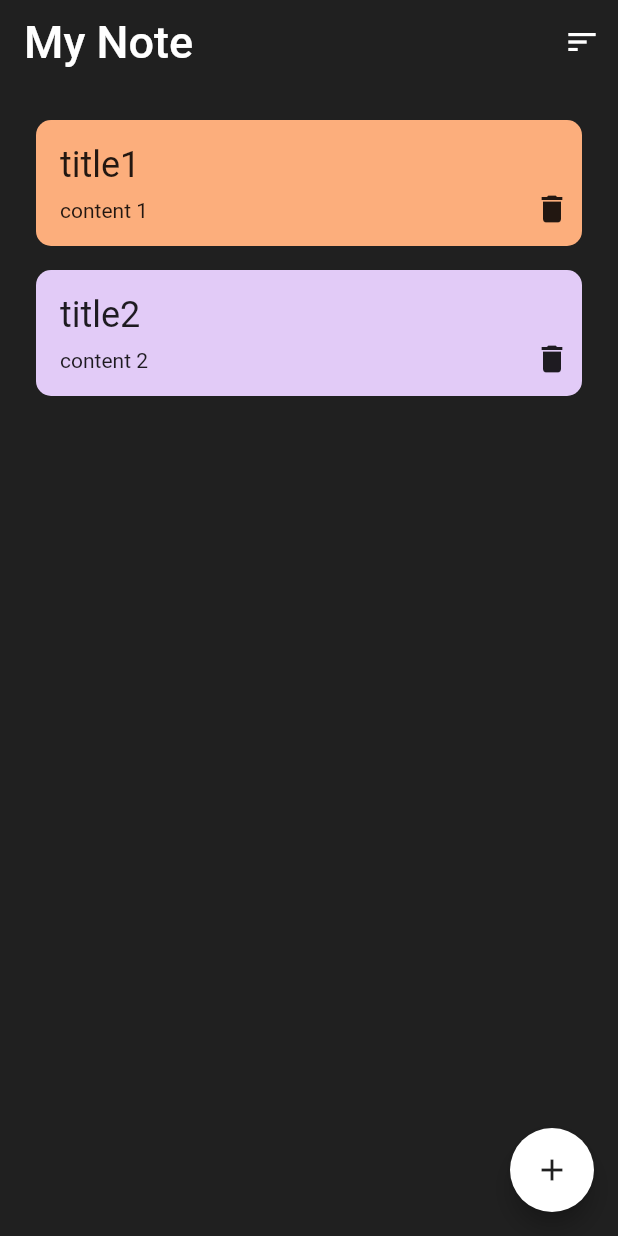
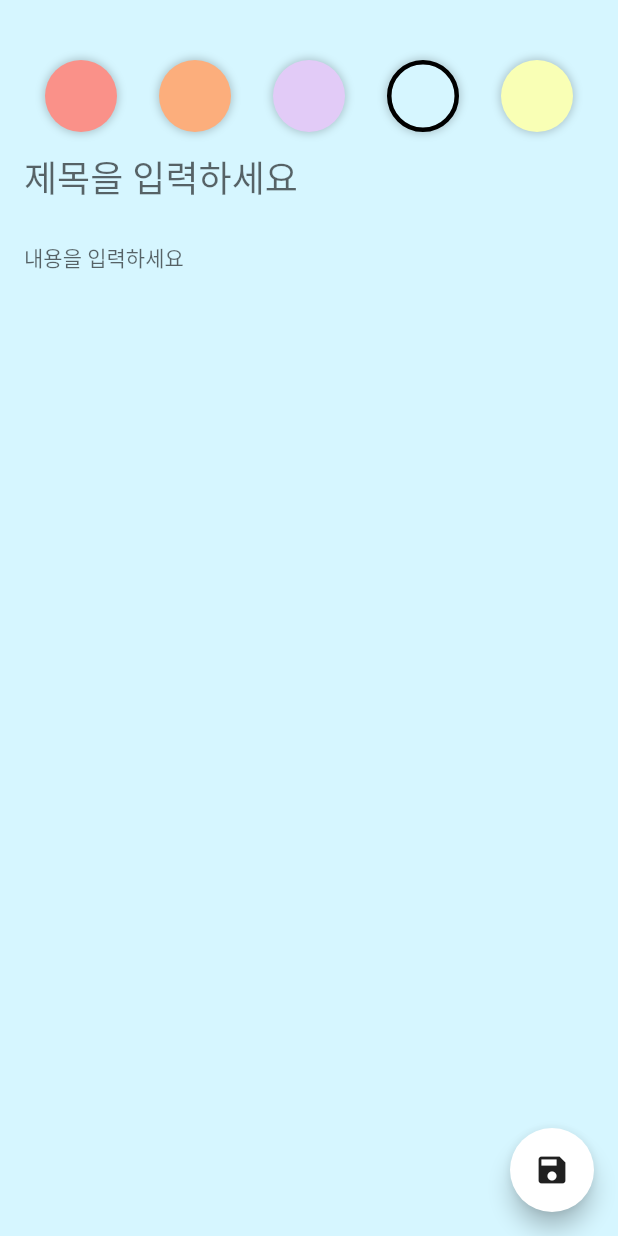
Before and after one commit to AngieEJJ/note-app, a Flutter app: the screen it shows after launch, after a tap on the "add" icon, on a phone screen of 412 x 824 dp. Run offline on Flutter 3.47's test engine with Material 3 defaults, Android fonts, the phone set to English and light mode, and no system bars; our stand-ins replace freezed_annotation, sqflite; missing offline and left inert: dart:ffi; accounts and stored records are empty.

Commit message:
상세 화면 ui

```diff
--- /dev/null
+++ b/lib/presentation/add_edit_note/add_edit_note_screen.dart
@@ -0,0 +1,107 @@
+import 'package:flutter/material.dart';
+import 'package:note_app/ui/color.dart';
+
+class AddEditNoteScreen extends StatefulWidget {
+  const AddEditNoteScreen({super.key});
+
+  @override
+  State<AddEditNoteScreen> createState() => _AddEditNoteScreenState();
+}
+
+class _AddEditNoteScreenState extends State<AddEditNoteScreen> {
+  final List<Color> noteColors = [
+    roseBud,
+    orange,
+    purple,
+    skyBlue,
+    yellow,
+  ];
+
+  Color _color = skyBlue; // 앱 처음 실행시 초기값으로 선택됨
+
+  @override
+  Widget build(BuildContext context) {
+    return Scaffold(
+      floatingActionButton: FloatingActionButton(
+        child: const Icon(Icons.save),
+        onPressed: () {
+        },
+      ),
+      body: AnimatedContainer(
+        color: _color,
+        duration: const Duration(milliseconds: 500),
+        child: Padding(
+          padding:
+              const EdgeInsets.only(
+                  left: 16,
+                  right: 16,
+                  bottom: 16,
+                  top: 40
+              ),
+
+          child: Column(
+            children: [
+              Row(
+                mainAxisAlignment: MainAxisAlignment.spaceAround,
+                children: noteColors
+                    .map(
+                      (color) => InkWell(
+                        onTap: () {
+                          setState(() {
+                            _color = color; // 컨테이너 클릭 할때마다 _color 변수가 noteColors 리스트 순서로 업데이트
+                          });
+                        },
+                        child: _buildBackgroundColor(color: color, selected: _color == color), // 비교연산자. 같으면 true, 다르면 false
+                      ),
+                    )
+                    .toList(),
+              ),
+              TextField(
+                maxLines: 1,
+                style: Theme.of(context).textTheme.headlineSmall!.copyWith(
+                      color: darkGrey,
+                    ),
+                decoration: const InputDecoration(
+                  hintText: '제목을 입력하세요',
+                  border: InputBorder.none,
+                ),
+              ),
+              TextField(
+                maxLines: null,
+                style: Theme.of(context).textTheme.bodyLarge!.copyWith(
+                      color: darkGrey,
+                    ),
+                decoration: const InputDecoration(
+                  hintText: '내용을 입력하세요',
+                  border: InputBorder.none,
+                ),
+              ),
+            ],
+          ),
+        ),
+      ),
+    );
+  }
+
+  Widget _buildBackgroundColor({
+    required Color color,
+    required bool selected
+  }) {
+    return Container(
+      width: 48,
+      height: 48,
+      decoration: BoxDecoration(
+        color: color,
+        shape: BoxShape.circle,
+        boxShadow: [
+          BoxShadow(
+            color: Colors.black.withOpacity(0.2),
+            blurRadius: 4.0,
+            spreadRadius: 1.0,
+          )
+        ],
+        border: selected ? Border.all(color: Colors.black, width: 3.0) : null,
+      ),
+    );
+  }
+}
--- a/lib/presentation/notes/notes_screen.dart
+++ b/lib/presentation/notes/notes_screen.dart
@@ -1,5 +1,6 @@
 import 'package:flutter/material.dart';
 import 'package:note_app/domain/model/note.dart';
+import 'package:note_app/presentation/add_edit_note/add_edit_note_screen.dart';
 import 'package:note_app/presentation/notes/components/note_item.dart';
 import 'package:note_app/ui/color.dart';
 
@@ -23,7 +24,11 @@ class NoteScreen extends StatelessWidget {
           elevation: 0,
         ),
         floatingActionButton: FloatingActionButton(
-          onPressed: () {},
+          onPressed: () {
+            Navigator.push(context, MaterialPageRoute(builder: (context) => AddEditNoteScreen(),
+            ),
+            );
+          },
           child: const Icon(Icons.add),
         ),
         body: Padding(
```
